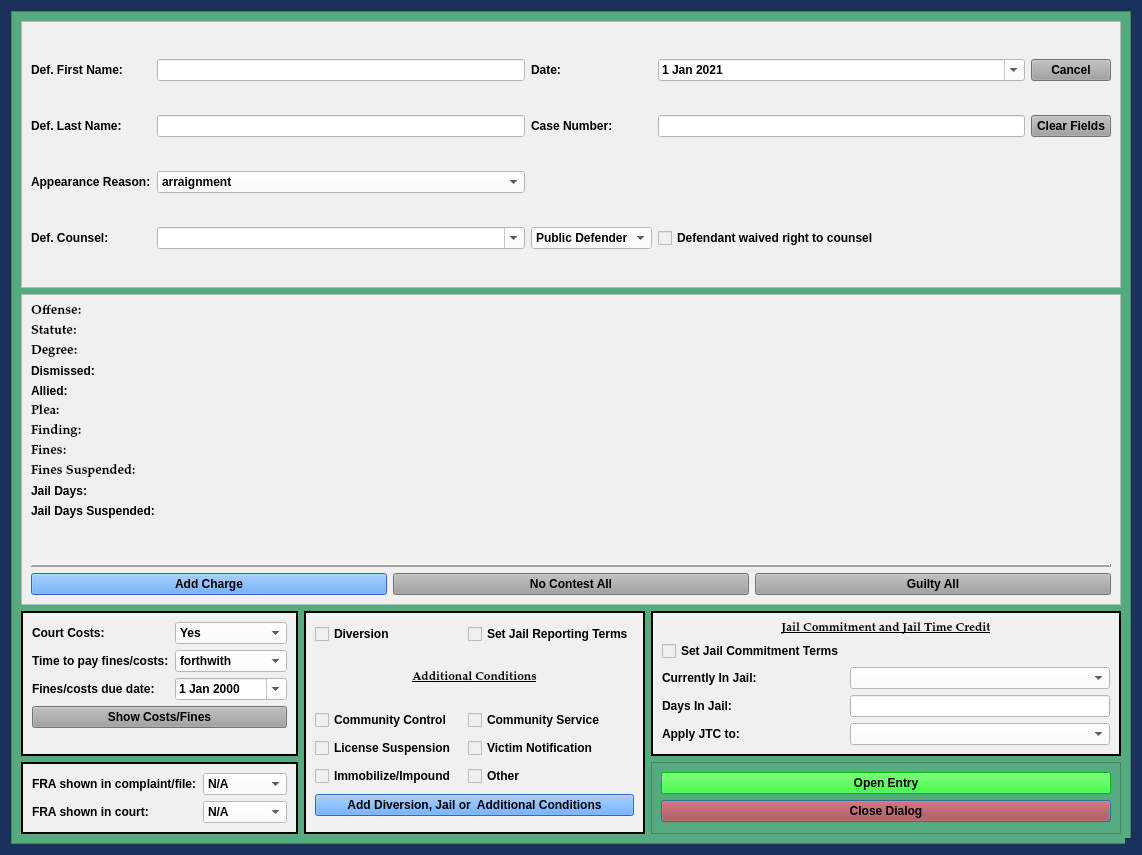
The window that package/views/ui/JailCCPleaDialog.ui (HunterProgram22/MuniEntry) describes before a commit, drawn with Qt 5.
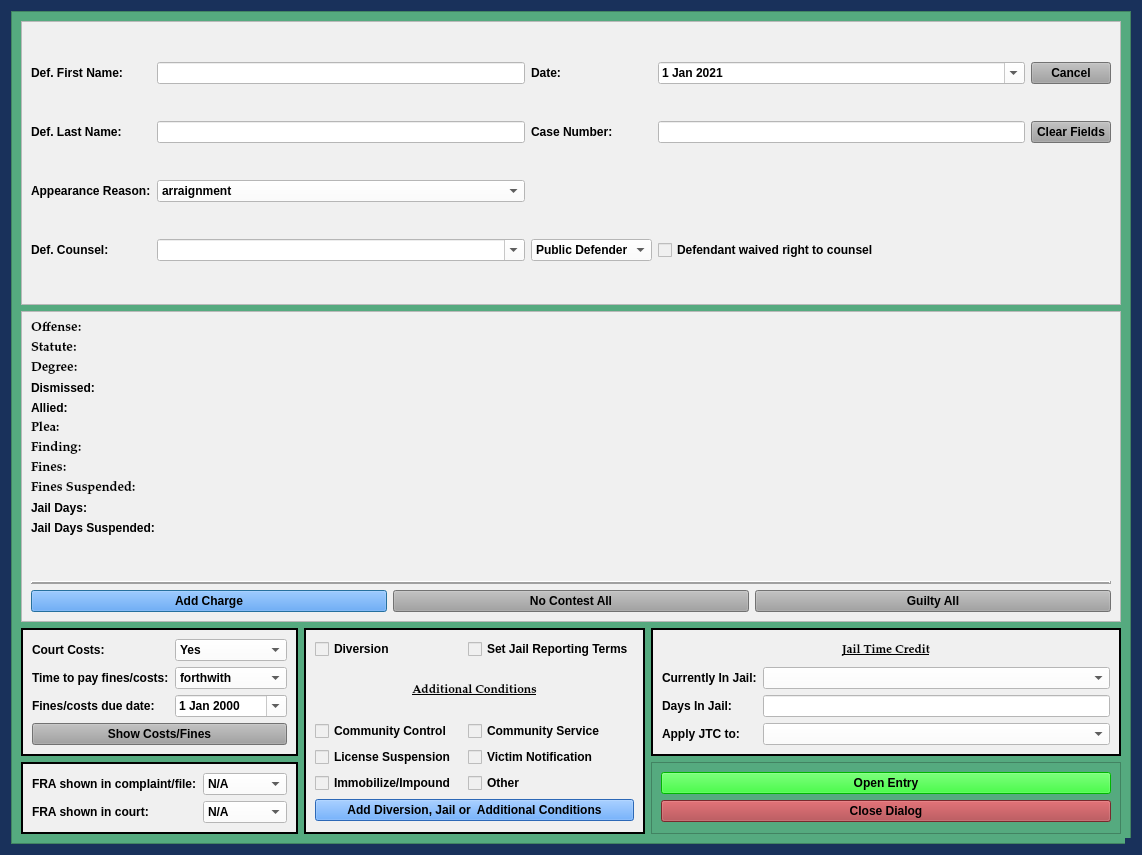
The same window after the commit.

Commit message: Turned of close dialog as default on jail/no jail ui - updated jail msg

The edit to the form file:
```diff
--- a/package/views/ui/JailCCPleaDialog.ui
+++ b/package/views/ui/JailCCPleaDialog.ui
@@ -162,8 +162,8 @@
        <rect>
         <x>0</x>
         <y>0</y>
-        <width>1099</width>
-        <height>845</height>
+        <width>1120</width>
+        <height>833</height>
        </rect>
       </property>
       <layout class="QGridLayout" name="gridLayout_4" rowstretch="1,0,0,0">
@@ -610,6 +610,9 @@
             <property name="text">
              <string>Close Dialog</string>
             </property>
+            <property name="autoDefault">
+             <bool>false</bool>
+            </property>
            </widget>
           </item>
           <item row="0" column="0">
@@ -961,7 +964,7 @@
              </font>
             </property>
             <property name="text">
-             <string>Jail Commitment and Jail Time Credit</string>
+             <string>Jail Time Credit</string>
             </property>
             <property name="alignment">
              <set>Qt::AlignCenter</set>
@@ -990,13 +993,6 @@
             </item>
            </widget>
           </item>
-          <item row="1" column="0">
-           <widget class="QCheckBox" name="jail_checkBox">
-            <property name="text">
-             <string>Set Jail Commitment Terms</string>
-            </property>
-           </widget>
-          </item>
          </layout>
         </widget>
        </item>
```
Left out of the diff: 3 changed lines with no effect on the pictures. The commit also changes 8 other files.
